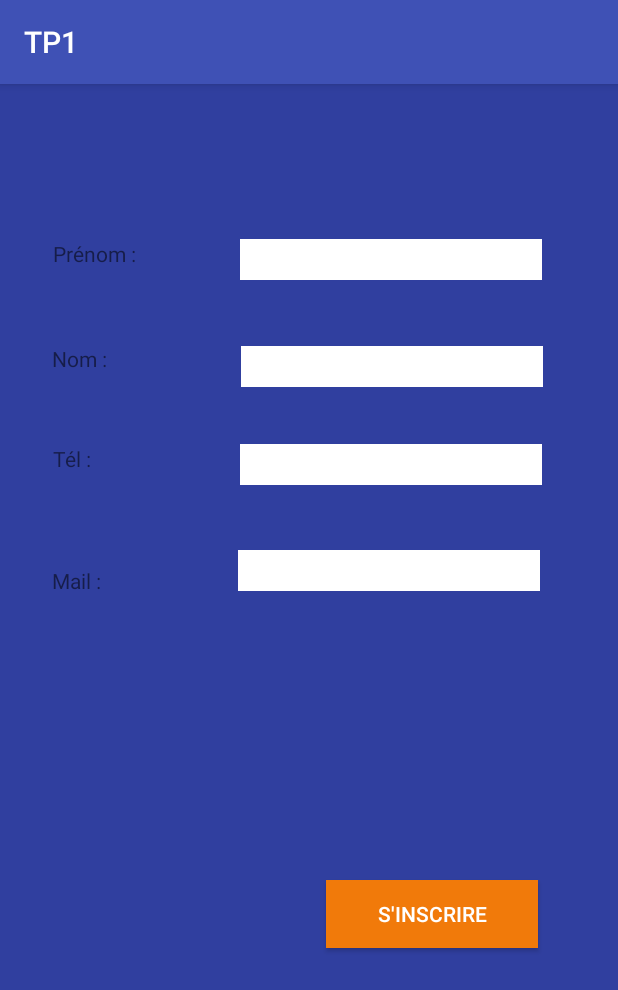
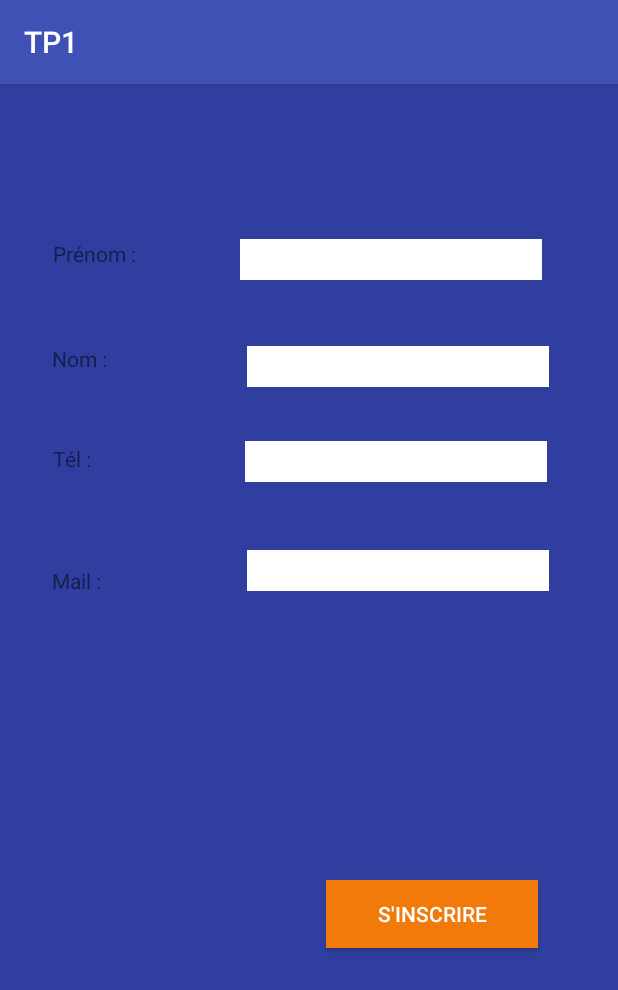
Before and after one commit to KentLothbrok/TP1, an Android app: the screen it shows after launch (MainActivity), on a phone screen of 412 x 824 dp. Shown: the top 990 px of the screen. Run offline under Robolectric (Android 15) with nearby library versions, the phone set to English and light mode, and no system bars.

```diff
--- a/app/src/main/res/layout/activity_main.xml
+++ b/app/src/main/res/layout/activity_main.xml
@@ -60,7 +60,6 @@
         android:id="@+id/etNom"
         android:layout_width="201dp"
         android:layout_height="27dp"
-
         android:layout_marginBottom="8dp"
         android:layout_marginEnd="8dp"
         android:layout_marginStart="8dp"
@@ -70,7 +69,7 @@
         android:inputType="textPersonName"
         app:layout_constraintBottom_toBottomOf="parent"
         app:layout_constraintEnd_toEndOf="parent"
-        app:layout_constraintHorizontal_bias="0.657"
+        app:layout_constraintHorizontal_bias="0.69"
         app:layout_constraintStart_toEndOf="@+id/tvNom"
         app:layout_constraintTop_toTopOf="parent"
         app:layout_constraintVertical_bias="0.23" />
@@ -104,10 +103,10 @@
         android:inputType="textPersonName"
         app:layout_constraintBottom_toBottomOf="parent"
         app:layout_constraintEnd_toEndOf="parent"
-        app:layout_constraintHorizontal_bias="0.597"
+        app:layout_constraintHorizontal_bias="0.625"
         app:layout_constraintStart_toEndOf="@+id/tvTel"
         app:layout_constraintTop_toTopOf="parent"
-        app:layout_constraintVertical_bias="0.32" />
+        app:layout_constraintVertical_bias="0.317" />
 
     <TextView
         android:id="@+id/tvMail"
@@ -138,7 +137,7 @@
         android:inputType="textPersonName"
         app:layout_constraintBottom_toBottomOf="parent"
         app:layout_constraintEnd_toEndOf="parent"
-        app:layout_constraintHorizontal_bias="0.657"
+        app:layout_constraintHorizontal_bias="0.702"
         app:layout_constraintStart_toEndOf="@+id/tvMail"
         app:layout_constraintTop_toTopOf="parent"
         app:layout_constraintVertical_bias="0.418" />
```
